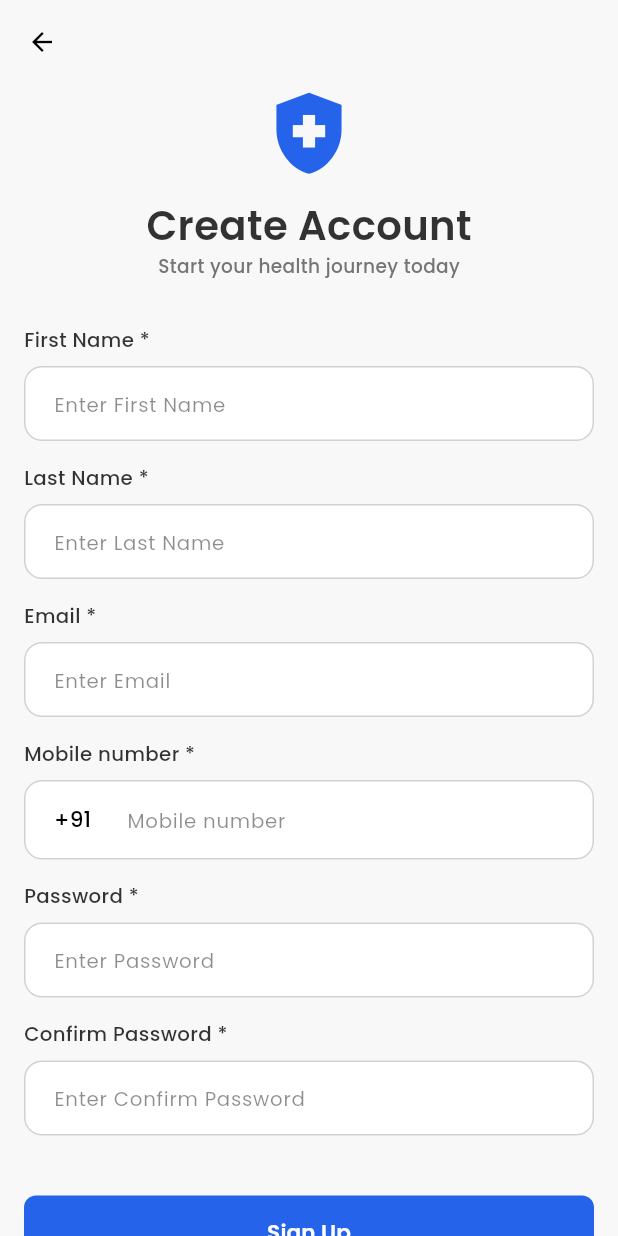
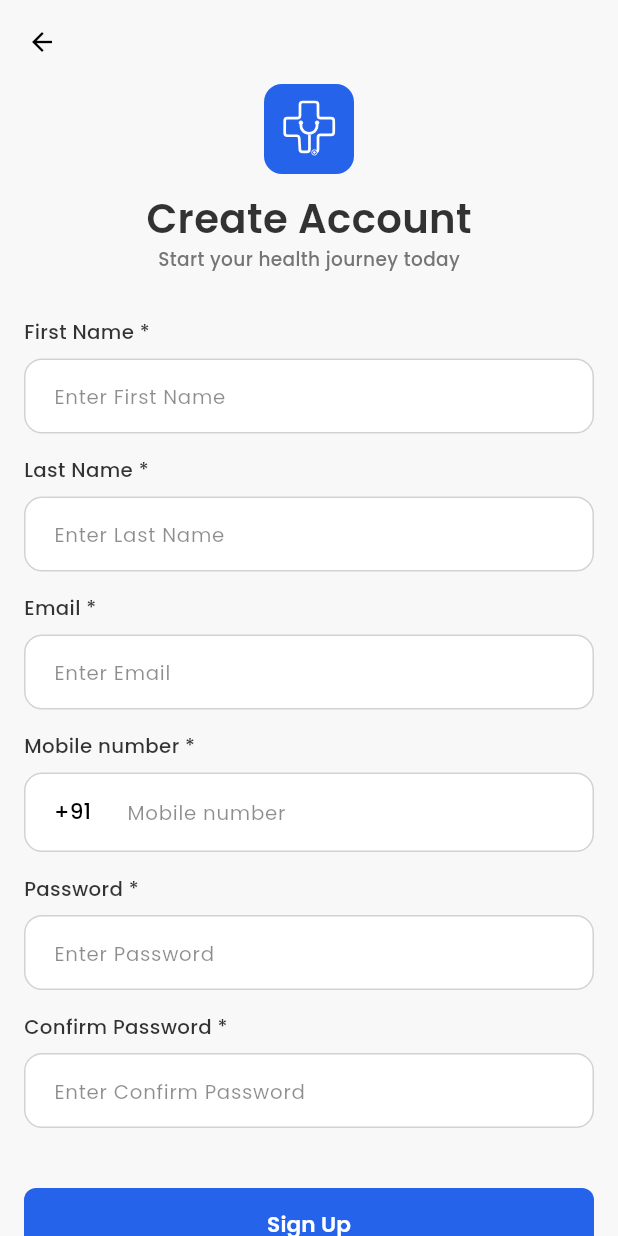
Before and after one commit to YiraApp/yira_clinx_mobile, a Flutter app: the screen it shows after launch, after a tap on "Sign Up", on a phone screen of 412 x 824 dp. Run offline on Flutter 3.47's test engine with Material 3 defaults, Android fonts, the phone set to English and light mode, and no system bars; drawn by our look-alikes of country_code_picker; our stand-ins replace bloc, cached_network_image, dio, equatable, flutter_bloc, flutter_image_compress and 11 more; missing offline and left inert: custom_pop_up_menu, fancy_password_field.

Commit message:
app icon changed

```diff
--- a/lib/features/presentation/auth/signin_screen.dart
+++ b/lib/features/presentation/auth/signin_screen.dart
@@ -2,6 +2,7 @@ import 'package:country_code_picker/country_code_picker.dart';
 import 'package:flutter/material.dart';
 import 'package:flutter/services.dart';
 import 'package:flutter_bloc/flutter_bloc.dart';
+import 'package:flutter_svg/svg.dart';
 import 'package:tab_indicator_styler/tab_indicator_styler.dart';
 import 'package:yiraclinics/config/app_route/app_routes.dart';
 import 'package:yiraclinics/core/colors/colors.dart';
@@ -52,7 +53,7 @@ class SignInScreen extends StatelessWidget {
               Navigator.pushNamed(context, AppRoutes.selectRoleScreen);
 
               break;
-              case NavForgotPasswordState():
+            case NavForgotPasswordState():
               Navigator.pushNamed(context, AppRoutes.forgotPassword);
               break;
 
@@ -84,12 +85,20 @@ class SignInScreen extends StatelessWidget {
                         physics: const BouncingScrollPhysics(),
                         child: Column(
                           children: [
-                            Icon(
+                            ClipRRect(
+                              borderRadius: BorderRadius.circular(12.0),
+                              child: SvgPicture.asset(
+                                'assets/images/svgs/ic_apps_logo.svg',
+                                width: isTabletDevice ? 65 : 60,
+                                height: isTabletDevice ? 65 : 60,
+                              ),
+                            ),
+                            /*Icon(
                               Icons.health_and_safety,
                               color: primaryColor,
                               size: isTabletDevice ? 75 : 65,
-                            ),
-                            const SizedBox(height: 10),
+                            ),*/
+                            const SizedBox(height: 20),
 
                             CommonText(
                               'Welcome Back',
@@ -440,32 +449,24 @@ class SignInScreen extends StatelessWidget {
               const SizedBox(height: 10),
               TextButton(
                 onPressed: () {
-                  context.read<SignInBloc>().add(
-                    NavForgotPasswordEvent(),
-                  );
+                  context.read<SignInBloc>().add(NavForgotPasswordEvent());
                 },
                 style: TextButton.styleFrom(
                   padding: EdgeInsets.zero,
                   minimumSize: Size.zero,
-                  tapTargetSize: MaterialTapTargetSize
-                      .shrinkWrap,
+                  tapTargetSize: MaterialTapTargetSize.shrinkWrap,
                 ),
                 child: Text(
                   'Forgot password?',
                   style: TextStyle(
                     fontFamily: appPoppinFont,
-                    fontSize:
-                    refWidth *
-                        (isTab
-                            ? 0.026
-                            : 0.035),
+                    fontSize: refWidth * (isTab ? 0.026 : 0.035),
                     fontWeight: FontWeight.w600,
                   ),
                 ),
-              )
+              ),
             ],
           ),
-
         ],
       ),
     );
--- a/lib/features/presentation/auth/signup_screen.dart
+++ b/lib/features/presentation/auth/signup_screen.dart
@@ -2,6 +2,7 @@ import 'package:country_code_picker/country_code_picker.dart';
 import 'package:flutter/material.dart';
 import 'package:flutter/services.dart';
 import 'package:flutter_bloc/flutter_bloc.dart';
+import 'package:flutter_svg/svg.dart';
 import 'package:yiraclinics/config/app_route/app_routes.dart';
 import 'package:yiraclinics/core/colors/colors.dart';
 import 'package:yiraclinics/features/presentation/auth/signin_bloc/signin_bloc.dart';
@@ -87,11 +88,19 @@ class SignupScreen extends StatelessWidget {
                       builder: (context, state) {
                         return Column(
                           children: [
-                            Icon(
+                            ClipRRect(
+                              borderRadius: BorderRadius.circular(12.0),
+                              child: SvgPicture.asset(
+                                'assets/images/svgs/ic_apps_logo.svg',
+                                width: isTab ? 65 : 60,
+                                height: isTab ? 65 : 60,
+                              ),
+                            ),
+                            /*Icon(
                               Icons.health_and_safety,
                               color: primaryColor,
                               size: isTab ? 75 : 65,
-                            ),
+                            ),*/
                             const SizedBox(height: 10),
 
                             CommonText(
--- a/lib/features/presentation/splash/splash_screen.dart
+++ b/lib/features/presentation/splash/splash_screen.dart
@@ -83,7 +83,15 @@ class _SplashScreenState extends State<SplashScreen> {
                       crossAxisAlignment: CrossAxisAlignment.center,
                       mainAxisAlignment: MainAxisAlignment.center,
                       children: [
-                        SvgPicture.asset('assets/images/ic_splash_logo.svg'),
+                        ClipRRect(
+                          borderRadius: BorderRadius.circular(12.0),
+                          child: SvgPicture.asset(
+                            'assets/images/svgs/ic_apps_logo.svg',
+                            width: isTab ? 65 : 60,
+                            height: isTab ? 65 : 60,
+                          ),
+                        ),
+                        // SvgPicture.asset('assets/images/ic_splash_logo.svg'),
                         SizedBox(height: 10),
                         CommonText(
                           projectTitle,
@@ -161,7 +169,15 @@ class _SplashScreenState extends State<SplashScreen> {
                       crossAxisAlignment: CrossAxisAlignment.center,
                       mainAxisAlignment: MainAxisAlignment.center,
                       children: [
-                        SvgPicture.asset('assets/images/ic_splash_logo.svg'),
+                        ClipRRect(
+                          borderRadius: BorderRadius.circular(12.0),
+                          child: SvgPicture.asset(
+                            'assets/images/svgs/ic_apps_logo.svg',
+                            width:  70,
+                            height:  70,
+                          ),
+                        ),
+                        // SvgPicture.asset('assets/images/ic_splash_logo.svg'),
                         SizedBox(height: 10),
                         CommonText(
                           projectTitle,
```
Also changed, not shown: lib/features/presentation/auth/select_role_screen.dart (+11 -2 lines), lib/features/presentation/auth/verify_otp_screen.dart (+11 -3 lines), lib/features/presentation/auth/work_space/work_space_screen.dart (+11 -2 lines), assets/images/svgs/ic_apps_logo.svg (added), 44 other files.
